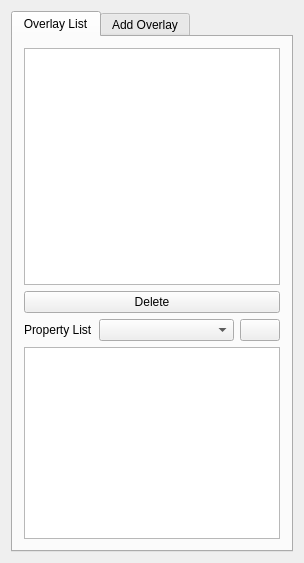
The window that Plugins/org.mitk.gui.qt.overlaymanager/src/internal/QmitkOverlayManagerViewControls.ui (MITK/MITK) describes before a commit, drawn with Qt 5.
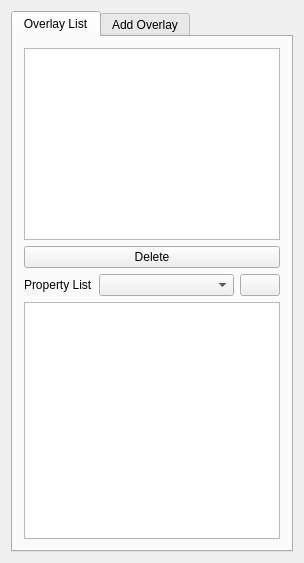
The same window after the commit. The open tabs and pages were chosen to show the change. Icons and pictures are not drawn.

Commit message: fix delete function, use overlay name as item text

The edit to the form file:
```diff
--- a/Plugins/org.mitk.gui.qt.overlaymanager/src/internal/QmitkOverlayManagerViewControls.ui
+++ b/Plugins/org.mitk.gui.qt.overlaymanager/src/internal/QmitkOverlayManagerViewControls.ui
@@ -33,7 +33,7 @@
        <item>
         <widget class="QListWidget" name="m_OverlayList">
          <property name="sizePolicy">
-          <sizepolicy hsizetype="Expanding" vsizetype="MinimumExpanding">
+          <sizepolicy hsizetype="Expanding" vsizetype="Preferred">
            <horstretch>0</horstretch>
            <verstretch>0</verstretch>
           </sizepolicy>
@@ -114,7 +114,7 @@
          <item>
           <widget class="QTreeView" name="m_PropertyTree">
            <property name="sizePolicy">
-            <sizepolicy hsizetype="Expanding" vsizetype="Maximum">
+            <sizepolicy hsizetype="Expanding" vsizetype="Expanding">
              <horstretch>0</horstretch>
              <verstretch>0</verstretch>
             </sizepolicy>
```
Left out of the diff: 2 changed lines with no effect on the pictures. The commit also changes 2 other files.
